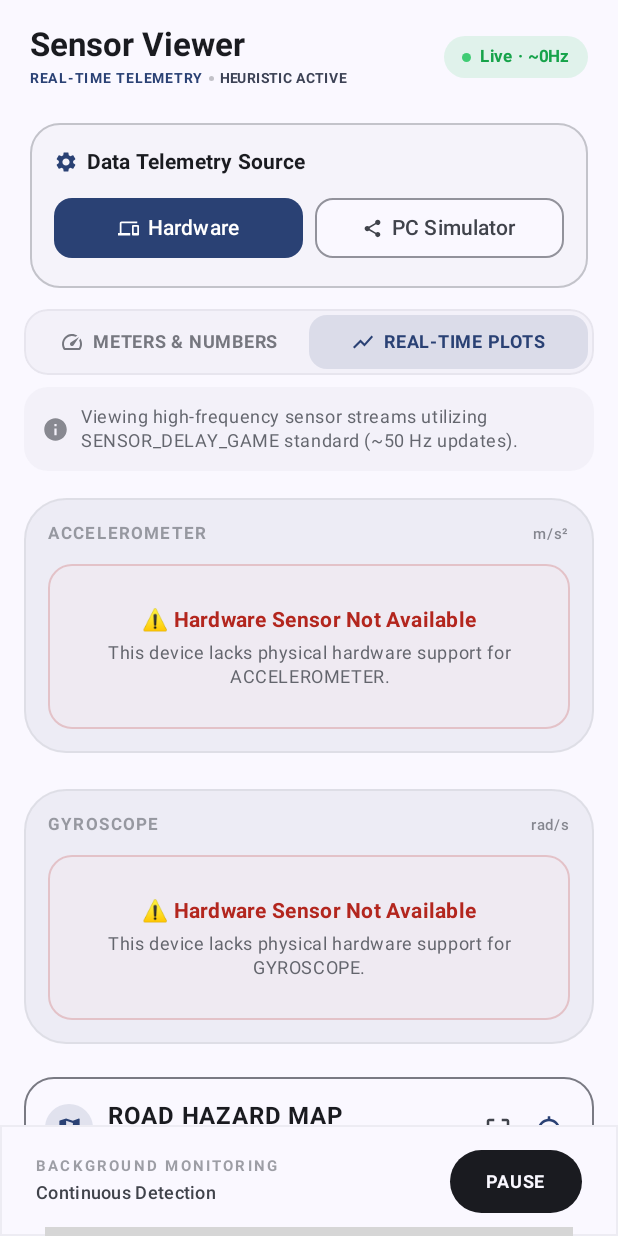
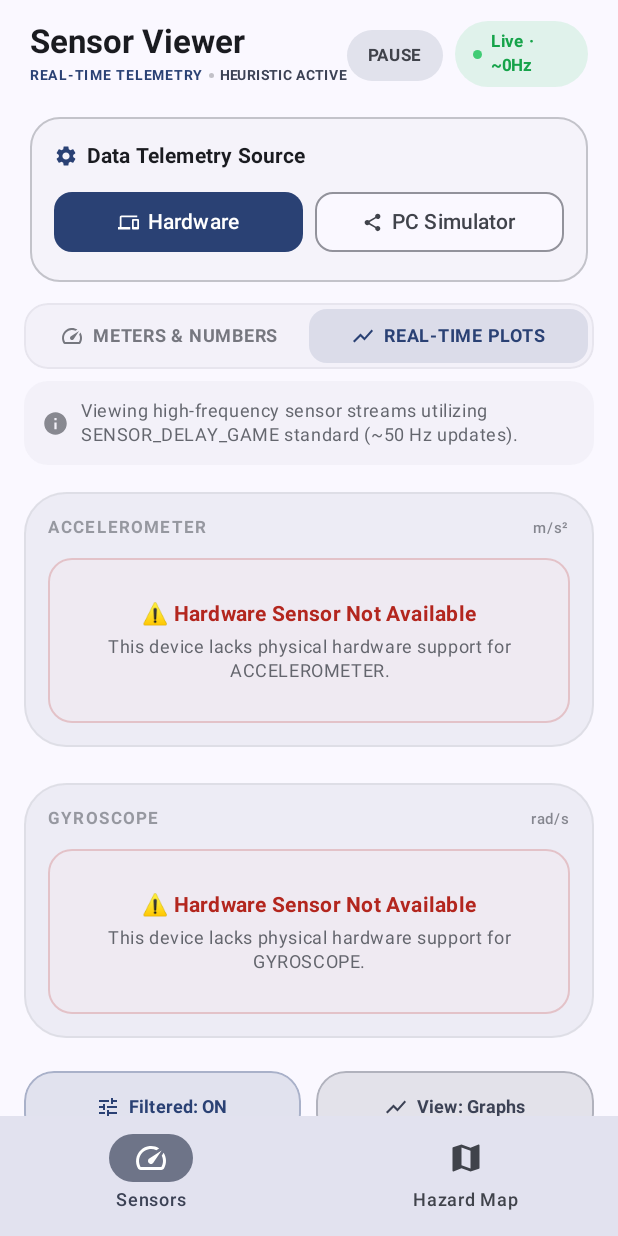
Before and after one commit to yash1746/RoadPulse, an Android app built with Jetpack Compose: the screen it shows after launch (MainActivity), on a phone screen of 412 x 824 dp. Run offline under Robolectric (Android 15) with nearby library versions, the phone set to English and light mode, and no system bars; libraries missing offline, so code that uses them is left out: org.tensorflow.lite; network calls fail; grey boxes are pictures that could not be loaded.

Commit message:
Switch map tiles to Esri World Street Map and add bottom navigation bar

```diff
--- a/app/src/main/java/com/example/ui/SensorScreen.kt
+++ b/app/src/main/java/com/example/ui/SensorScreen.kt
@@ -26,20 +26,28 @@ import androidx.compose.foundation.shape.RoundedCornerShape
 import androidx.compose.foundation.verticalScroll
 import androidx.compose.material.icons.Icons
 import androidx.compose.material.icons.filled.Info
+import androidx.compose.material.icons.filled.Map
 import androidx.compose.material.icons.filled.Refresh
 import androidx.compose.material.icons.automirrored.filled.ShowChart
 import androidx.compose.material.icons.filled.Speed
 import androidx.compose.material.icons.filled.Sync
 import androidx.compose.material.icons.filled.Tune
+import androidx.compose.material3.Badge
+import androidx.compose.material3.BadgedBox
 import androidx.compose.material3.Button
 import androidx.compose.material3.ButtonDefaults
 import androidx.compose.material3.Icon
 import androidx.compose.material3.MaterialTheme
+import androidx.compose.material3.NavigationBar
+import androidx.compose.material3.NavigationBarItem
 import androidx.compose.material3.Scaffold
 import androidx.compose.material3.Text
 import androidx.compose.runtime.Composable
 import androidx.compose.runtime.DisposableEffect
 import androidx.compose.runtime.getValue
+import androidx.compose.runtime.mutableIntStateOf
+import androidx.compose.runtime.remember
+import androidx.compose.runtime.setValue
 import androidx.compose.ui.Alignment
 import androidx.compose.ui.Modifier
 import androidx.compose.ui.draw.alpha
@@ -94,6 +102,8 @@ fun SensorScreen(
         }
     }
 
+    var selectedNavTab by remember { mutableIntStateOf(0) }
+
     // Dynamic green pulse dot for live status
     val infiniteTransition = rememberInfiniteTransition(label = "pulse")
     val pulseAlpha by infiniteTransition.animateFloat(
@@ -109,61 +119,50 @@ fun SensorScreen(
     Scaffold(
         modifier = modifier.fillMaxSize(),
         bottomBar = {
-            // Bento Grid footer design
-            Row(
-                modifier = Modifier
-                    .fillMaxWidth()
-                    .background(MaterialTheme.colorScheme.background)
-                    .border(
-                        width = 1.dp,
-                        color = MaterialTheme.colorScheme.outline.copy(alpha = 0.08f)
+            NavigationBar(
+                containerColor = MaterialTheme.colorScheme.surface,
+                tonalElevation = 8.dp
+            ) {
+                NavigationBarItem(
+                    icon = {
+                        Icon(
+                            imageVector = Icons.Default.Speed,
+                            contentDescription = "Sensors"
                         )
-                    .padding(horizontal = 24.dp, vertical = 16.dp)
-                    .testTag("bottom_status_bar"),
-                verticalAlignment = Alignment.CenterVertically
+                    },
+                    label = { Text("Sensors") },
+                    selected = selectedNavTab == 0,
+                    onClick = { selectedNavTab = 0 }
+                )
+                NavigationBarItem(
+                    icon = {
+                        if (uiState.detectedImpacts.isNotEmpty()) {
+                            BadgedBox(
+                                badge = {
+                                    Badge(
+                                        containerColor = MaterialTheme.colorScheme.error,
+                                        contentColor = Color.White
                                     ) {
-                Column {
-                    Text(
-                        text = "BACKGROUND MONITORING",
-                        color = MaterialTheme.colorScheme.onSurfaceVariant.copy(alpha = 0.5f),
-                        style = MaterialTheme.typography.labelSmall.copy(
-                            fontWeight = FontWeight.Bold,
-                            letterSpacing = 1.5.sp,
-                            fontSize = 10.sp
-                        )
-                    )
-                    Text(
-                        text = "Continuous Detection",
-                        color = MaterialTheme.colorScheme.onSurfaceVariant,
-                        style = MaterialTheme.typography.bodyMedium.copy(
-                            fontWeight = FontWeight.Medium,
-                            fontSize = 12.sp
-                        )
+                                        Text(uiState.detectedImpacts.size.toString())
+                                    }
+                                }
+                            ) {
+                                Icon(
+                                    imageVector = Icons.Default.Map,
+                                    contentDescription = "Hazard Map"
                                 )
                             }
-
-                Spacer(modifier = Modifier.weight(1f))
-
-                // Bento Pause Button
-                Button(
-                    onClick = { viewModel.togglePause() },
-                    shape = CircleShape,
-                    colors = ButtonDefaults.buttonColors(
-                        containerColor = MaterialTheme.colorScheme.onBackground,
-                        contentColor = MaterialTheme.colorScheme.background
-                    ),
-                    contentPadding = ButtonDefaults.ContentPadding,
-                    modifier = Modifier
-                        .height(42.dp)
-                        .testTag("pause_button")
-                ) {
-                    Text(
-                        text = if (uiState.isPaused) "RESUME" else "PAUSE",
-                        fontSize = 12.sp,
-                        fontWeight = FontWeight.Bold,
-                        letterSpacing = 0.5.sp
+                        } else {
+                            Icon(
+                                imageVector = Icons.Default.Map,
+                                contentDescription = "Hazard Map"
                             )
                         }
+                    },
+                    label = { Text("Hazard Map") },
+                    selected = selectedNavTab == 1,
+                    onClick = { selectedNavTab = 1 }
+                )
             }
         }
     ) { innerPadding ->
@@ -177,7 +176,7 @@ fun SensorScreen(
             Row(
                 modifier = Modifier
                     .fillMaxWidth()
-                    .padding(horizontal = 20.dp, vertical = 16.dp),
+                    .padding(horizontal = 20.dp, vertical = 14.dp),
                 verticalAlignment = Alignment.CenterVertically
             ) {
                 Column {
@@ -220,6 +219,35 @@ fun SensorScreen(
                 }
 
                 Spacer(modifier = Modifier.weight(1f))
+
+                // Pause / Resume Button
+                Button(
+                    onClick = { viewModel.togglePause() },
+                    shape = CircleShape,
+                    colors = ButtonDefaults.buttonColors(
+                        containerColor = if (uiState.isPaused)
+                            MaterialTheme.colorScheme.primary
+                        else
+                            MaterialTheme.colorScheme.surfaceVariant,
+                        contentColor = if (uiState.isPaused)
+                            MaterialTheme.colorScheme.onPrimary
+                        else
+                            MaterialTheme.colorScheme.onSurfaceVariant
+                    ),
+                    contentPadding = PaddingValues(horizontal = 14.dp, vertical = 6.dp),
+                    modifier = Modifier
+                        .height(34.dp)
+                        .testTag("pause_button")
+                ) {
+                    Text(
+                        text = if (uiState.isPaused) "RESUME" else "PAUSE",
+                        fontSize = 11.sp,
+                        fontWeight = FontWeight.Bold,
+                        letterSpacing = 0.5.sp
+                    )
+                }
+
+                Spacer(modifier = Modifier.width(8.dp))
 
                 // Dynamic live status badge
                 Row(
@@ -267,6 +295,8 @@ fun SensorScreen(
                 }
             }
 
+            // Tab 0: SENSORS VIEW
+            if (selectedNavTab == 0) {
                 TelemetrySourceCard(
                     uiState = uiState,
                     onSourceSelected = { source -> viewModel.setSensorSource(source) }
@@ -373,7 +403,7 @@ fun SensorScreen(
                     }
                 }
 
-            // Scrollable Content
+                // Scrollable Sensors Content
                 Column(
                     modifier = Modifier
                         .weight(1f)
@@ -433,27 +463,6 @@ fun SensorScreen(
                         useDegrees = uiState.useDegreesPerSecond,
                         showGraph = uiState.showGraph,
                         history = uiState.gyroHistory
-                )
-
-                Spacer(modifier = Modifier.height(16.dp))
-
-                // ROAD HAZARD MAP SECTION (Leaflet)
-                HazardMapView(
-                    impacts = uiState.detectedImpacts,
-                    initialLat = uiState.currentLatitude,
-                    initialLng = uiState.currentLongitude,
-                    modifier = Modifier.fillMaxWidth()
-                )
-
-                Spacer(modifier = Modifier.height(16.dp))
-
-                // DETECTED IMPACTS SECTION
-                ImpactListSection(
-                    impacts = uiState.detectedImpacts,
-                    isRecording = uiState.isRecordingImpact,
-                    onClearAll = { viewModel.clearImpacts() },
-                    useDegrees = uiState.useDegreesPerSecond,
-                    modifier = Modifier.fillMaxWidth()
                     )
 
                     Spacer(modifier = Modifier.height(16.dp))
@@ -570,7 +579,7 @@ fun SensorScreen(
                     Row(
                         modifier = Modifier
                             .fillMaxWidth()
-                        .padding(bottom = 24.dp),
+                            .padding(bottom = 16.dp),
                         horizontalArrangement = Arrangement.spacedBy(10.dp)
                     ) {
                         // Reset Peaks Bento Card
@@ -637,6 +646,74 @@ fun SensorScreen(
                                 }
                             }
                         }
+                    }
+
+                    // Background Monitoring Status Card
+                    Card(
+                        modifier = Modifier
+                            .fillMaxWidth()
+                            .padding(bottom = 24.dp),
+                        shape = RoundedCornerShape(16.dp),
+                        colors = CardDefaults.cardColors(
+                            containerColor = MaterialTheme.colorScheme.surfaceVariant.copy(alpha = 0.25f)
+                        )
+                    ) {
+                        Row(
+                            modifier = Modifier.padding(14.dp),
+                            verticalAlignment = Alignment.CenterVertically
+                        ) {
+                            Column(modifier = Modifier.weight(1f)) {
+                                Text(
+                                    text = "BACKGROUND MONITORING",
+                                    color = MaterialTheme.colorScheme.onSurfaceVariant.copy(alpha = 0.6f),
+                                    style = MaterialTheme.typography.labelSmall.copy(
+                                        fontWeight = FontWeight.Bold,
+                                        letterSpacing = 1.2.sp,
+                                        fontSize = 10.sp
+                                    )
+                                )
+                                Text(
+                                    text = "Continuous Sensor & Audio Impact Detection Active",
+                                    color = MaterialTheme.colorScheme.onSurfaceVariant,
+                                    style = MaterialTheme.typography.bodySmall.copy(
+                                        fontSize = 12.sp
+                                    )
+                                )
+                            }
+                        }
+                    }
+                }
+            } else {
+                // Tab 1: HAZARD MAP & DETECTED IMPACTS VIEW
+                Column(
+                    modifier = Modifier
+                        .weight(1f)
+                        .verticalScroll(rememberScrollState())
+                        .padding(horizontal = 16.dp)
+                ) {
+                    Spacer(modifier = Modifier.height(8.dp))
+
+                    // ROAD HAZARD MAP SECTION (Leaflet with Esri World Street Map)
+                    HazardMapView(
+                        impacts = uiState.detectedImpacts,
+                        initialLat = uiState.currentLatitude,
+                        initialLng = uiState.currentLongitude,
+                        mapHeight = 380.dp,
+                        modifier = Modifier.fillMaxWidth()
+                    )
+
+                    Spacer(modifier = Modifier.height(16.dp))
+
+                    // DETECTED IMPACTS SECTION
+                    ImpactListSection(
+                        impacts = uiState.detectedImpacts,
+                        isRecording = uiState.isRecordingImpact,
+                        onClearAll = { viewModel.clearImpacts() },
+                        useDegrees = uiState.useDegreesPerSecond,
+                        modifier = Modifier.fillMaxWidth()
+                    )
+
+                    Spacer(modifier = Modifier.height(24.dp))
                 }
             }
         }
--- a/app/src/main/java/com/example/ui/components/HazardMapView.kt
+++ b/app/src/main/java/com/example/ui/components/HazardMapView.kt
@@ -59,7 +59,8 @@ fun HazardMapView(
     impacts: List<ImpactEvent>,
     modifier: Modifier = Modifier,
     initialLat: Double = 28.6139,
-    initialLng: Double = 77.2090
+    initialLng: Double = 77.2090,
+    mapHeight: androidx.compose.ui.unit.Dp = 380.dp
 ) {
     var webViewRef by remember { mutableStateOf<WebView?>(null) }
     var isMapReady by remember { mutableStateOf(false) }
@@ -164,21 +165,11 @@ fun HazardMapView(
             <script>
                 var map = L.map('map', { zoomControl: false }).setView([$initialLat, $initialLng], 14);
 
-                // OpenStreetMap official free tiles (100% Free, No API key required)
-                var mainTiles = L.tileLayer('https://tile.openstreetmap.org/{z}/{x}/{y}.png', {
-                    attribution: '&copy; OpenStreetMap contributors',
+                // Esri World Street Map (100% Free, No API key, No volunteer-server restrictions)
+                var mainTiles = L.tileLayer('https://server.arcgisonline.com/ArcGIS/rest/services/World_Street_Map/MapServer/tile/{z}/{y}/{x}', {
+                    attribution: '&copy; Esri, DeLorme, NAVTEQ',
                     maxZoom: 19
-                });
-
-                mainTiles.on('tileerror', function() {
-                    // Free fallback to Esri World Street Map if network rate limits
-                    L.tileLayer('https://server.arcgisonline.com/ArcGIS/rest/services/World_Street_Map/MapServer/tile/{z}/{y}/{x}', {
-                        attribution: '&copy; Esri',
-                        maxZoom: 18
-                    }).addTo(map);
-                });
-
-                mainTiles.addTo(map);
+                }).addTo(map);
 
                 L.control.zoom({ position: 'bottomright' }).addTo(map);
 
@@ -305,7 +296,7 @@ fun HazardMapView(
                             letterSpacing = 0.5.sp
                         )
                         Text(
-                            text = "OpenStreetMap / Leaflet View",
+                            text = "Leaflet & Esri World Street Map",
                             style = MaterialTheme.typography.labelSmall,
                             color = MaterialTheme.colorScheme.onSurfaceVariant.copy(alpha = 0.7f)
                         )
@@ -422,12 +413,12 @@ fun HazardMapView(
             Box(
                 modifier = Modifier
                     .fillMaxWidth()
-                    .height(260.dp)
+                    .height(mapHeight)
                     .clip(RoundedCornerShape(14.dp))
                     .border(1.dp, MaterialTheme.colorScheme.outlineVariant.copy(alpha = 0.5f), RoundedCornerShape(14.dp))
             ) {
                 AndroidView(
-                    modifier = Modifier.fillMaxWidth().height(260.dp),
+                    modifier = Modifier.fillMaxWidth().height(mapHeight),
                     factory = { context ->
                         WebView(context).apply {
                             layoutParams = ViewGroup.LayoutParams(
@@ -449,7 +440,7 @@ fun HazardMapView(
                                     isMapReady = true
                                 }
                             }
-                            loadDataWithBaseURL("https://openstreetmap.org", leafletHtml, "text/html", "UTF-8", null)
+                            loadDataWithBaseURL("https://server.arcgisonline.com", leafletHtml, "text/html", "UTF-8", null)
                             webViewRef = this
                         }
                     },
```
Lines whose indentation alone changed are shown as unchanged.
